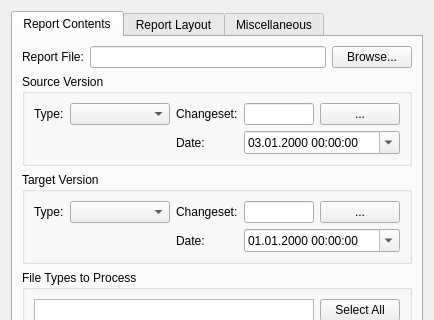
Qt form u7/Forms/DialogProjectDiff.ui (whiteman-kr/u7set) before a commit; both pictures show x 0 to 434 and y 0 to 320 of the 434 by 578 pixel window.
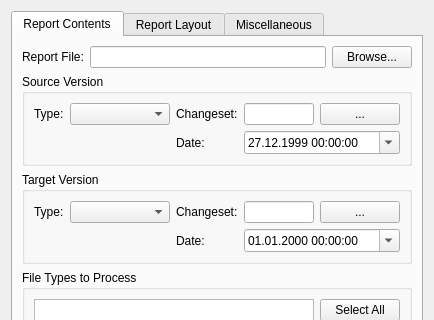
The same form after that commit.

Commit message: RPCT-3391, u7: Project Diff... dialog does not hang on checkboxes changing

What changed in the file:
```diff
--- a/u7/Forms/DialogProjectDiff.ui
+++ b/u7/Forms/DialogProjectDiff.ui
@@ -60,9 +60,9 @@
               <hour>0</hour>
               <minute>0</minute>
               <second>0</second>
-              <year>2000</year>
-              <month>1</month>
-              <day>3</day>
+              <year>1999</year>
+              <month>12</month>
+              <day>27</day>
              </datetime>
             </property>
             <property name="currentSection">
```
Left out of the diff: 14 changed lines with no effect on the pictures. The commit also changes 1 other file.
